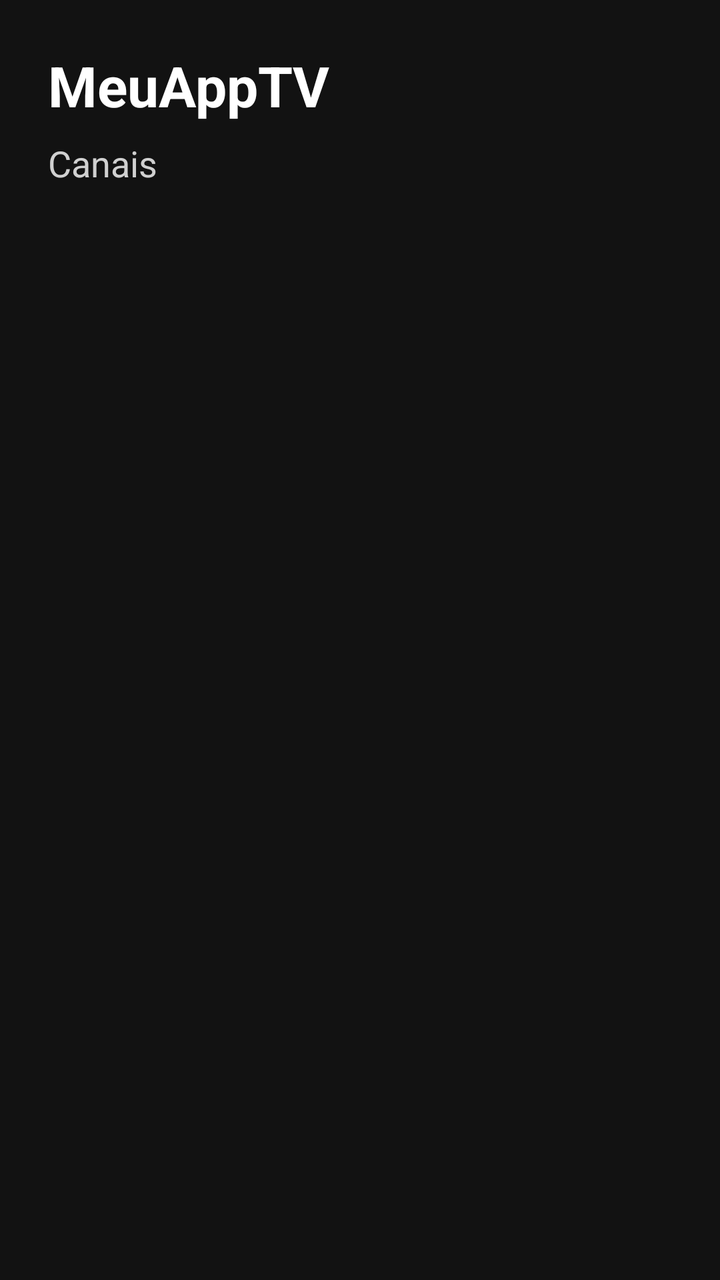
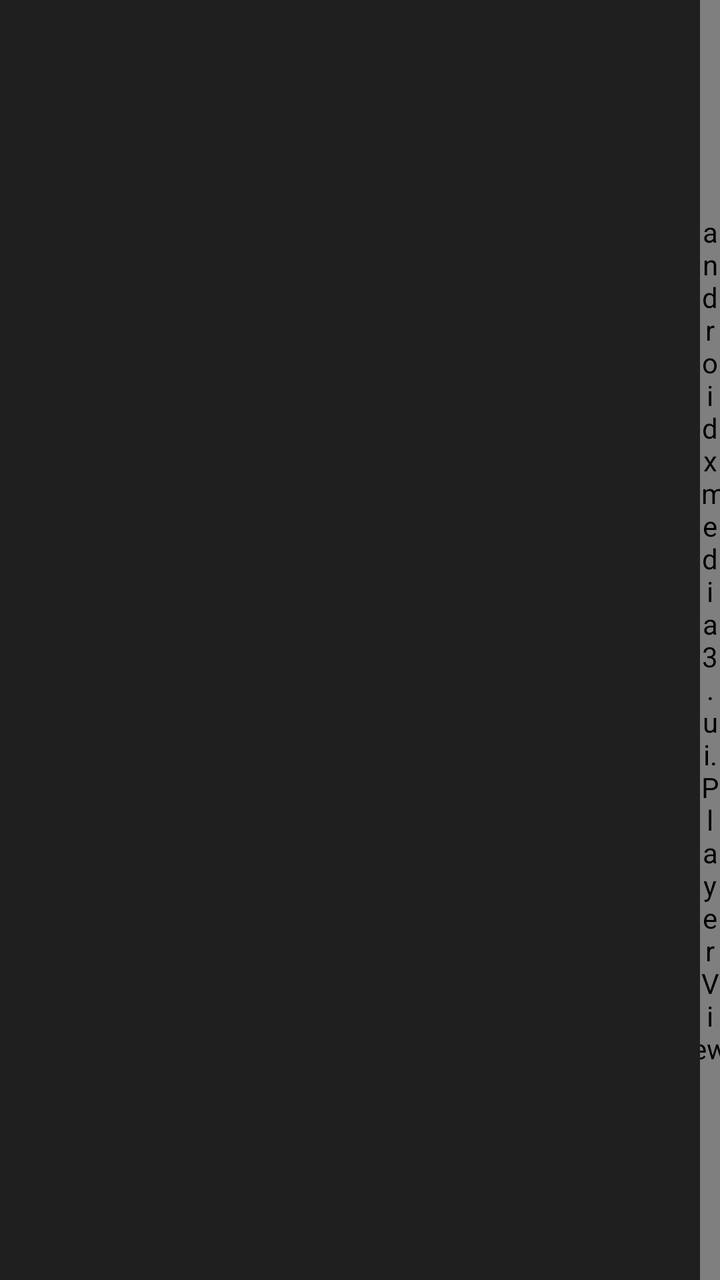

Two renders of the same Android screen: before a commit and after it. Below are the layout's source before the change and the commit's diff.
<!-- AndroidManifest.xml: application theme Theme.AppCompat.NoActionBar -->
<!-- res/layout/activity_main.xml -->
<?xml version="1.0" encoding="utf-8"?>
<LinearLayout xmlns:android="http://schemas.android.com/apk/res/android"
    android:layout_width="match_parent"
    android:layout_height="match_parent"
    android:background="#121212"
    android:orientation="vertical"
    android:padding="24dp">

    <TextView
        android:layout_width="wrap_content"
        android:layout_height="wrap_content"
        android:text="MeuAppTV"
        android:textColor="#FFFFFF"
        android:textSize="28sp"
        android:textStyle="bold" />

    <TextView
        android:layout_width="wrap_content"
        android:layout_height="wrap_content"
        android:layout_marginTop="8dp"
        android:text="Canais"
        android:textColor="#D0D0D0"
        android:textSize="18sp" />

    <androidx.recyclerview.widget.RecyclerView
        android:id="@+id/recyclerChannels"
        android:layout_width="match_parent"
        android:layout_height="0dp"
        android:layout_marginTop="20dp"
        android:layout_weight="1" />

</LinearLayout>
<!-- resources referenced by this layout -->
<resources>

</resources>

<!-- the commit's change to res/layout/activity_main.xml (unified diff, before → after) -->
@@ -3,30 +3,25 @@
     android:layout_width="match_parent"
     android:layout_height="match_parent"
     android:background="#121212"
-    android:orientation="vertical"
-    android:padding="24dp">
+    android:orientation="horizontal">
 
-    <TextView
-        android:layout_width="wrap_content"
-        android:layout_height="wrap_content"
-        android:text="MeuAppTV"
-        android:textColor="#FFFFFF"
-        android:textSize="28sp"
-        android:textStyle="bold" />
+    
+    <ListView
+        android:id="@+id/listViewChannels"
+        android:layout_width="350dp"
+        android:layout_height="match_parent"
+        android:background="#1F1F1F"
+        android:divider="#333333"
+        android:dividerHeight="1dp"
+        android:focusable="true"
+        android:padding="8dp" />
 
-    <TextView
-        android:layout_width="wrap_content"
-        android:layout_height="wrap_content"
-        android:layout_marginTop="8dp"
-        android:text="Canais"
-        android:textColor="#D0D0D0"
-        android:textSize="18sp" />
-
-    <androidx.recyclerview.widget.RecyclerView
-        android:id="@+id/recyclerChannels"
-        android:layout_width="match_parent"
-        android:layout_height="0dp"
-        android:layout_marginTop="20dp"
-        android:layout_weight="1" />
+    
+    <androidx.media3.ui.PlayerView
+        android:id="@+id/playerView"
+        android:layout_width="0dp"
+        android:layout_height="match_parent"
+        android:layout_weight="1"
+        android:background="#000000" />
 
 </LinearLayout>
